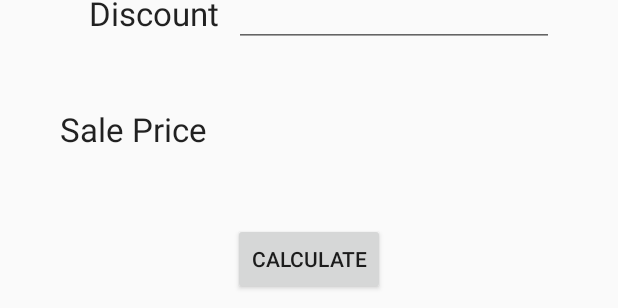
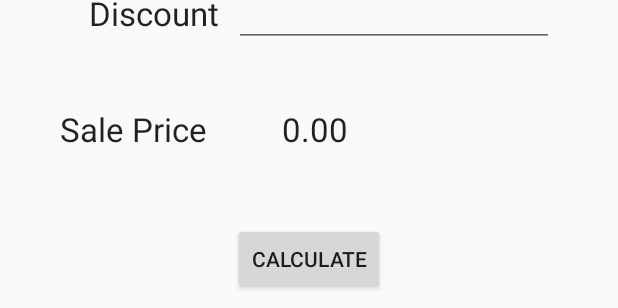
Before and after one commit to jmorton138/discount_calculator, an Android app: the layout activity_main.xml on its own in the app's theme, with its tools: preview values and no code run, on a phone screen of 412 x 824 dp. Shown: the part 335-643 px from the top of the screen. Run offline under Robolectric (Android 15) with nearby library versions, the phone set to English and light mode, and no system bars.

Commit message:
[ADD] Adds basic UI and error validation functionality for discount calculation

```diff
--- a/app/src/main/java/com/authenticator/discountcalculator/FirstFragment.java
+++ b/app/src/main/java/com/authenticator/discountcalculator/FirstFragment.java
@@ -28,13 +28,13 @@ public class FirstFragment extends Fragment {
     public void onViewCreated(@NonNull View view, Bundle savedInstanceState) {
         super.onViewCreated(view, savedInstanceState);
 
-        binding.buttonFirst.setOnClickListener(new View.OnClickListener() {
-            @Override
-            public void onClick(View view) {
-                NavHostFragment.findNavController(FirstFragment.this)
-                        .navigate(R.id.action_FirstFragment_to_SecondFragment);
-            }
-        });
+//        binding.buttonFirst.setOnClickListener(new View.OnClickListener() {
+//            @Override
+//            public void onClick(View view) {
+//                NavHostFragment.findNavController(FirstFragment.this)
+//                        .navigate(R.id.action_FirstFragment_to_SecondFragment);
+//            }
+//        });
     }
 
     @Override
--- a/app/src/main/res/layout/activity_main.xml
+++ b/app/src/main/res/layout/activity_main.xml
@@ -1,13 +1,75 @@
 <?xml version="1.0" encoding="utf-8"?>
-<android.support.design.widget.CoordinatorLayout
+<android.support.constraint.ConstraintLayout
         xmlns:android="http://schemas.android.com/apk/res/android"
         xmlns:app="http://schemas.android.com/apk/res-auto"
         xmlns:tools="http://schemas.android.com/tools"
         android:layout_width="match_parent"
         android:layout_height="match_parent"
         tools:context=".MainActivity">
+    <TextView
+            android:id="@+id/priceLabel"
+            android:layout_width="wrap_content"
+            android:layout_height="wrap_content"
+            android:text="Price"
+            app:layout_constraintTop_toTopOf="parent"
+            app:layout_constraintStart_toStartOf="parent"
+            app:layout_constraintEnd_toEndOf="parent"
+            android:layout_marginTop="140dp" app:layout_constraintHorizontal_bias="0.265"
+            android:textAppearance="@style/TextAppearance.AppCompat.Large"/>
+    <TextView
+            android:id="@+id/discountLabel"
+            android:layout_width="wrap_content"
+            android:layout_height="wrap_content"
+            android:text="Discount"
+            app:layout_constraintTop_toBottomOf="@id/priceLabel"
+            app:layout_constraintEnd_toEndOf="@id/priceLabel"
+            android:layout_marginTop="48dp"
+            android:textAppearance="@style/TextAppearance.AppCompat.Large"/>
+    <TextView
+            android:id="@+id/salePriceLabel"
+            android:text="Sale Price"
+            android:layout_width="wrap_content"
+            android:layout_height="wrap_content"
+            app:layout_constraintEnd_toEndOf="@id/priceLabel"
+            app:layout_constraintTop_toBottomOf="@+id/discountLabel"
+            android:layout_marginTop="48dp" android:layout_marginEnd="8dp"
+            android:textAppearance="@style/TextAppearance.AppCompat.Large"/>
 
+    <Button
+            android:id="@+id/calculateButton"
+            android:layout_width="wrap_content"
+            android:layout_height="wrap_content"
+            android:text="Calculate"
+            app:layout_constraintTop_toBottomOf="@id/salePriceLabel"
+            app:layout_constraintStart_toStartOf="parent"
+            app:layout_constraintEnd_toEndOf="parent"
+            app:layout_constraintVertical_bias="0.513"
+            android:layout_marginTop="48dp"/>
+    <EditText
+            android:layout_width="wrap_content"
+            android:layout_height="wrap_content"
+            android:inputType="numberDecimal"
+            android:ems="10"
+            android:id="@+id/editTextPrice"
+            app:layout_constraintTop_toTopOf="@id/priceLabel"
+            app:layout_constraintStart_toEndOf="@id/priceLabel"
+            android:layout_marginStart="10dp"
+            app:layout_constraintBottom_toBottomOf="@+id/priceLabel"/>
+    <EditText
+            android:layout_width="wrap_content"
+            android:layout_height="wrap_content"
+            android:inputType="number"
+            android:ems="10"
+            android:id="@+id/editTextPercentDiscount"
+            app:layout_constraintTop_toTopOf="@+id/discountLabel"
+            app:layout_constraintStart_toEndOf="@id/discountLabel"
+            android:layout_marginStart="10dp"
+            app:layout_constraintBottom_toBottomOf="@+id/discountLabel"/>
+    <TextView
+            android:layout_width="wrap_content"
+            android:layout_height="wrap_content" android:id="@+id/textSalePriceTotal"
+            app:layout_constraintStart_toEndOf="@+id/salePriceLabel"
+            app:layout_constraintTop_toTopOf="@+id/salePriceLabel" android:layout_marginStart="50dp"
+            android:textAppearance="@style/TextAppearance.AppCompat.Large" tools:text="0.00"/>
 
-<include layout="@layout/content_main"/>
-
-</android.support.design.widget.CoordinatorLayout>
+</android.support.constraint.ConstraintLayout>
--- a/app/src/main/res/layout/fragment_first.xml
+++ b/app/src/main/res/layout/fragment_first.xml
@@ -6,7 +6,16 @@
         android:layout_width="match_parent"
         android:layout_height="match_parent"
         tools:context=".FirstFragment">
-
+    <TextView
+            android:id="@+id/priceLabel"
+            android:layout_width="wrap_content"
+            android:layout_height="wrap_content"
+            android:text="Price"
+            app:layout_constraintTop_toTopOf="parent"
+            app:layout_constraintStart_toStartOf="parent"
+            app:layout_constraintEnd_toEndOf="parent"
+            android:layout_marginTop="140dp" app:layout_constraintHorizontal_bias="0.265"
+            android:textAppearance="@style/TextAppearance.AppCompat.Large"/>
     <TextView
             android:id="@+id/discountLabel"
             android:layout_width="wrap_content"
@@ -25,16 +34,7 @@
             app:layout_constraintTop_toBottomOf="@+id/discountLabel"
             android:layout_marginTop="48dp" android:layout_marginEnd="8dp"
             android:textAppearance="@style/TextAppearance.AppCompat.Large"/>
-    <TextView
-            android:id="@+id/priceLabel"
-            android:layout_width="wrap_content"
-            android:layout_height="wrap_content"
-            android:text="Price"
-            app:layout_constraintTop_toTopOf="parent"
-            app:layout_constraintStart_toStartOf="parent"
-            app:layout_constraintEnd_toEndOf="parent"
-            android:layout_marginTop="140dp" app:layout_constraintHorizontal_bias="0.265"
-            android:textAppearance="@style/TextAppearance.AppCompat.Large"/>
+
     <Button
             android:id="@+id/calculateButton"
             android:layout_width="wrap_content"
@@ -67,10 +67,9 @@
             app:layout_constraintBottom_toBottomOf="@+id/discountLabel"/>
     <TextView
             android:layout_width="wrap_content"
-            android:layout_height="wrap_content" android:id="@+id/salePriceTotal"
+            android:layout_height="wrap_content" android:id="@+id/textSalePriceTotal"
             app:layout_constraintStart_toEndOf="@+id/salePriceLabel"
             app:layout_constraintTop_toTopOf="@+id/salePriceLabel" android:layout_marginStart="50dp"
-            android:textAppearance="@style/TextAppearance.AppCompat.Large" tools:text="0.00"
-            app:layout_constraintBottom_toBottomOf="@+id/salePriceLabel"/>
+            android:textAppearance="@style/TextAppearance.AppCompat.Large" tools:text="0.00"/>
 
 </android.support.constraint.ConstraintLayout>
```
Also changed, not shown: app/src/main/java/com/authenticator/discountcalculator/MainActivity.java (+49 -0 lines). Lines whose indentation alone changed are shown as unchanged.
